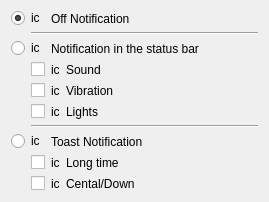
Old version of the form src/plugins/notifications/notifywidgetmobile.ui in the repository xnamed/vacuum-im.
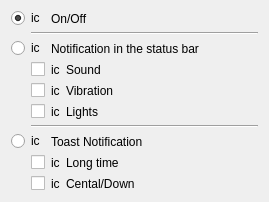
New version of the form.

Commit message: for android notification

```diff
--- a/src/plugins/notifications/notifywidgetmobile.ui
+++ b/src/plugins/notifications/notifywidgetmobile.ui
@@ -321,7 +321,7 @@
         </sizepolicy>
        </property>
        <property name="text">
-        <string>Off Notification</string>
+        <string>On/Off</string>
        </property>
        <property name="wordWrap">
         <bool>true</bool>
```
The commit also changes 23 other files.
